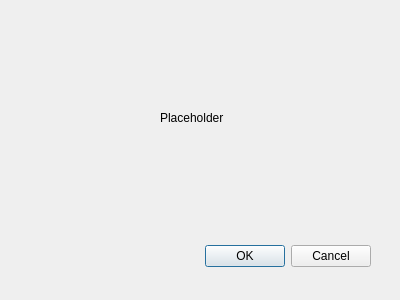
Qt form neurolabi/gui/ztestdialog2.ui (janelia-flyem/NeuTu) before a commit.
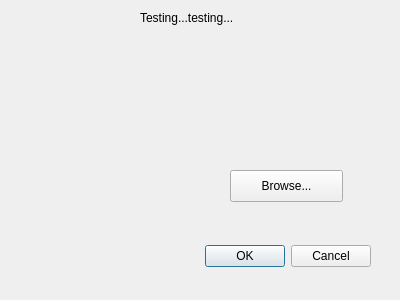
The same form after that commit.

Commit message: added button with file dialog

Diff of the .ui file:
```diff
--- a/neurolabi/gui/ztestdialog2.ui
+++ b/neurolabi/gui/ztestdialog2.ui
@@ -32,14 +32,27 @@
   <widget class="QLabel" name="label">
    <property name="geometry">
     <rect>
-     <x>160</x>
-     <y>110</y>
-     <width>81</width>
+     <x>140</x>
+     <y>10</y>
+     <width>131</width>
      <height>16</height>
     </rect>
    </property>
    <property name="text">
-    <string>Placeholder</string>
+    <string>Testing...testing...</string>
+   </property>
+  </widget>
+  <widget class="QPushButton" name="browseButton">
+   <property name="geometry">
+    <rect>
+     <x>230</x>
+     <y>170</y>
+     <width>113</width>
+     <height>32</height>
+    </rect>
+   </property>
+   <property name="text">
+    <string>Browse...</string>
    </property>
   </widget>
  </widget>
```
The commit also changes 3 other files.
